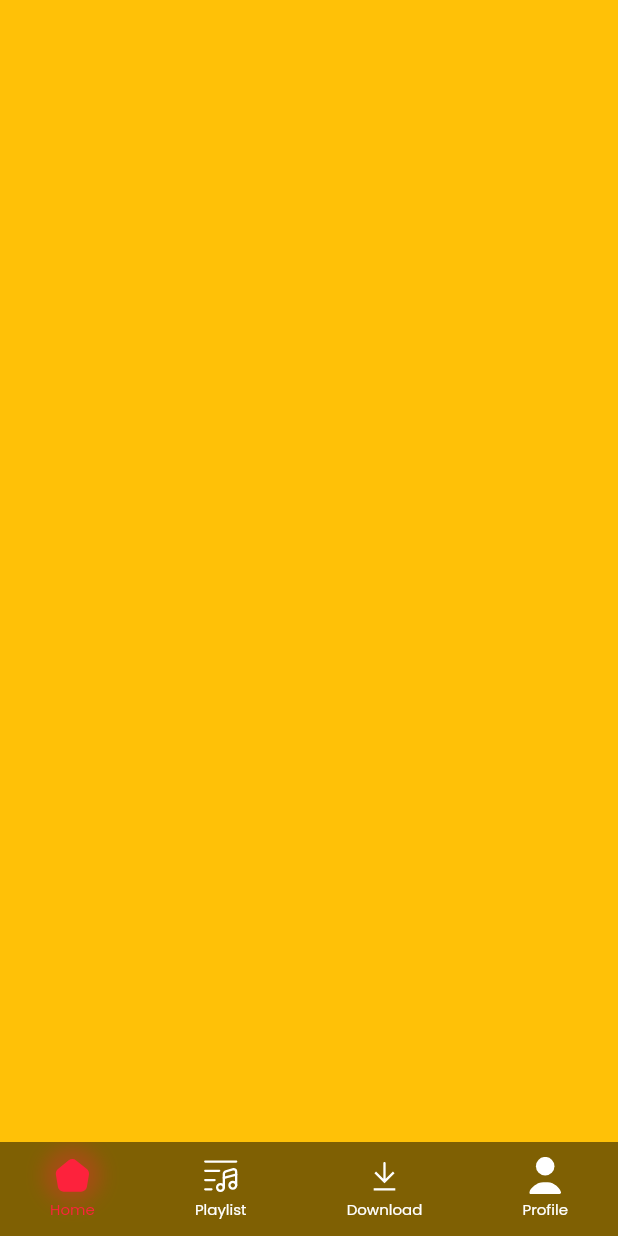
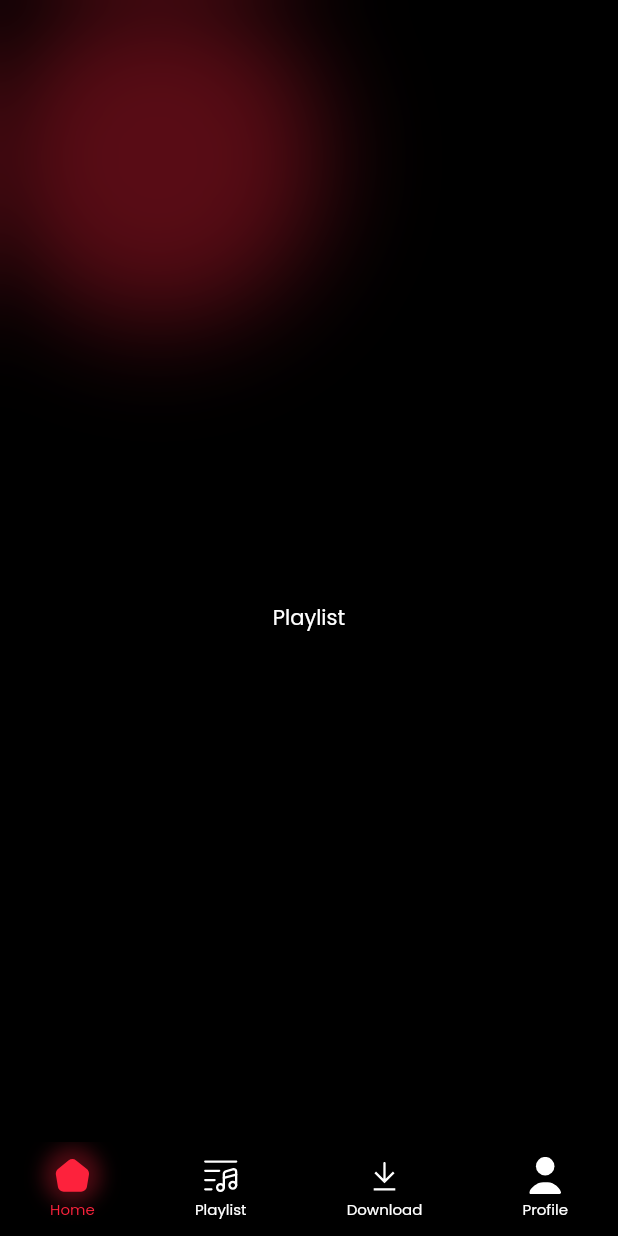
Before and after one commit to MehnArkar/uplay, a Flutter app: the HomeMainPage screen opened directly, on a phone screen of 412 x 824 dp. Run offline on Flutter 3.47's test engine with Material 2 defaults, Android fonts, the phone set to English and light mode, and no system bars; our stand-ins replace flutter_svg, get; missing offline and left inert: youtube_api.

Commit message:
animate background

```diff
--- a/lib/main.dart
+++ b/lib/main.dart
@@ -1,5 +1,7 @@
 import 'package:flutter/material.dart';
 import 'package:get/get.dart';
+import 'package:uplayer/views/global_ui/animate_background.dart';
+import 'package:uplayer/views/home/home_main_page.dart';
 import 'package:uplayer/views/splas_screen/main_splash_screen.dart';
 
 void main() {
@@ -29,6 +31,6 @@ class MainPage extends StatelessWidget {
 
   @override
   Widget build(BuildContext context) {
-    return const MainSplashScreen();
+    return  HomeMainPage();
   }
 }
--- /dev/null
+++ b/lib/views/global_ui/animate_background.dart
@@ -0,0 +1,100 @@
+import 'dart:async';
+import 'dart:math';
+import 'dart:ui';
+
+import 'package:flutter/material.dart';
+import 'package:get/get.dart';
+
+import '../../utils/constants/app_color.dart';
+
+class AnimateBackground extends StatefulWidget {
+  const AnimateBackground({Key? key}) : super(key: key);
+
+  @override
+  State<AnimateBackground> createState() => _AnimateBackgroundState();
+}
+
+class _AnimateBackgroundState extends State<AnimateBackground> {
+  double circleSize =  Get.height*0.15;
+  Rx<double>  x=0.0.obs,y=0.0.obs;
+  double xSpeed = 20, ySpeed = 20, speed = 600;
+
+
+  @override
+  initState() {
+    super.initState();
+    update();
+  }
+
+  update() {
+    Timer.periodic(Duration(milliseconds: speed.toInt()), (timer) {
+      double screenWidth =Get.width;
+      double screenHeight = Get.height;
+      x.value += xSpeed;
+      y.value += ySpeed;
+
+      if (x.value + circleSize >= screenWidth) {
+        xSpeed = -xSpeed;
+        x.value = screenWidth - circleSize;
+
+      } else if (x.value <= 0) {
+        xSpeed = -xSpeed;
+        x.value = 0;
+
+      }
+
+      if (y.value + circleSize >= screenHeight) {
+        ySpeed = -ySpeed;
+        y.value = screenHeight - circleSize;
+      } else if (y.value <= 0) {
+        ySpeed = -ySpeed;
+        y.value = 0;
+      }
+    });
+  }
+
+  @override
+  Widget build(BuildContext context) {
+    return Scaffold(
+      backgroundColor: Colors.black,
+      body: Obx(
+          ()=> Stack(
+          children: [
+            AnimatedPositioned(
+              duration: Duration(milliseconds: speed.toInt()),
+              left: x.value,
+              top: y.value,
+              child: blurBall()
+            ),
+            Positioned.fill(child:
+            ClipRRect(
+              child: BackdropFilter(
+                filter: ImageFilter.blur(sigmaX: 20,sigmaY: 20),
+                child: Container(color: Colors.black.withOpacity(0.65),),),
+            ))
+          ],
+        ),
+      ),
+    );
+  }
+
+
+  Widget blurBall(){
+    return Container(
+      width:circleSize,
+      height:circleSize,
+      decoration:const BoxDecoration(
+          color: Colors.transparent,
+          shape: BoxShape.circle,
+          boxShadow: [
+            BoxShadow(
+                spreadRadius: 50,
+                blurRadius: 50,
+                color:AppColors.primaryColor
+            )
+          ]
+
+      ),
+    );
+  }
+}
--- a/lib/views/home/home_main_page.dart
+++ b/lib/views/home/home_main_page.dart
@@ -10,6 +10,8 @@ import 'package:uplayer/views/home/download_page/download_page.dart';
 import 'package:uplayer/views/home/home_page/home_page.dart';
 import 'package:uplayer/views/home/playlist_page/playlist_page.dart';
 import 'package:uplayer/views/home/profile_page/profile_page.dart';
+
+import '../global_ui/animate_background.dart';
 
 class HomeMainPage extends StatelessWidget {
    HomeMainPage({Key? key}) : super(key: key);
@@ -31,6 +33,7 @@ class HomeMainPage extends StatelessWidget {
     return Stack(
       alignment: Alignment.center,
       children: [
+        const AnimateBackground(),
         shownPage(),
         Align(
           alignment: Alignment.bottomCenter,
--- a/lib/views/home/home_page/home_page.dart
+++ b/lib/views/home/home_page/home_page.dart
@@ -1,14 +1,13 @@
 import 'package:flutter/material.dart';
+import 'package:uplayer/views/global_ui/animate_background.dart';
 
 class HomePage extends StatelessWidget {
   const HomePage({Key? key}) : super(key: key);
 
   @override
   Widget build(BuildContext context) {
-    return Container(
-      width: double.maxFinite,
-      height: double.maxFinite,
-      color: Colors.amber.withOpacity(1),
+    return Center(
+      child:Text('Playlist',style: TextStyle(color: Colors.white),) ,
     );
   }
 }
```
